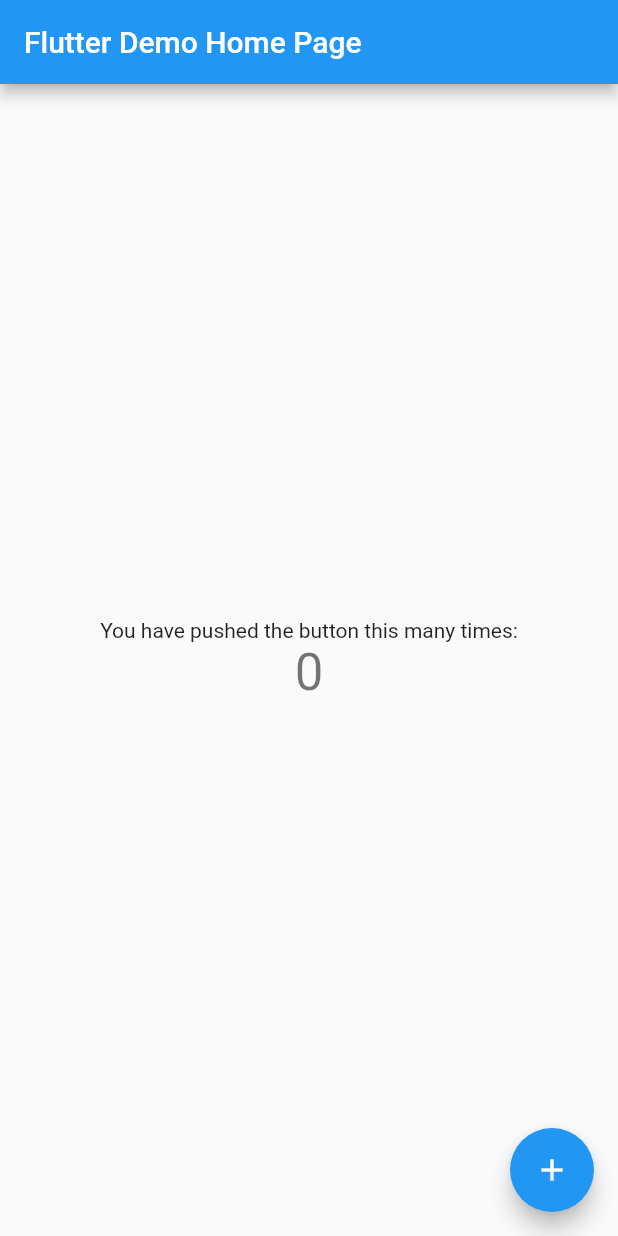
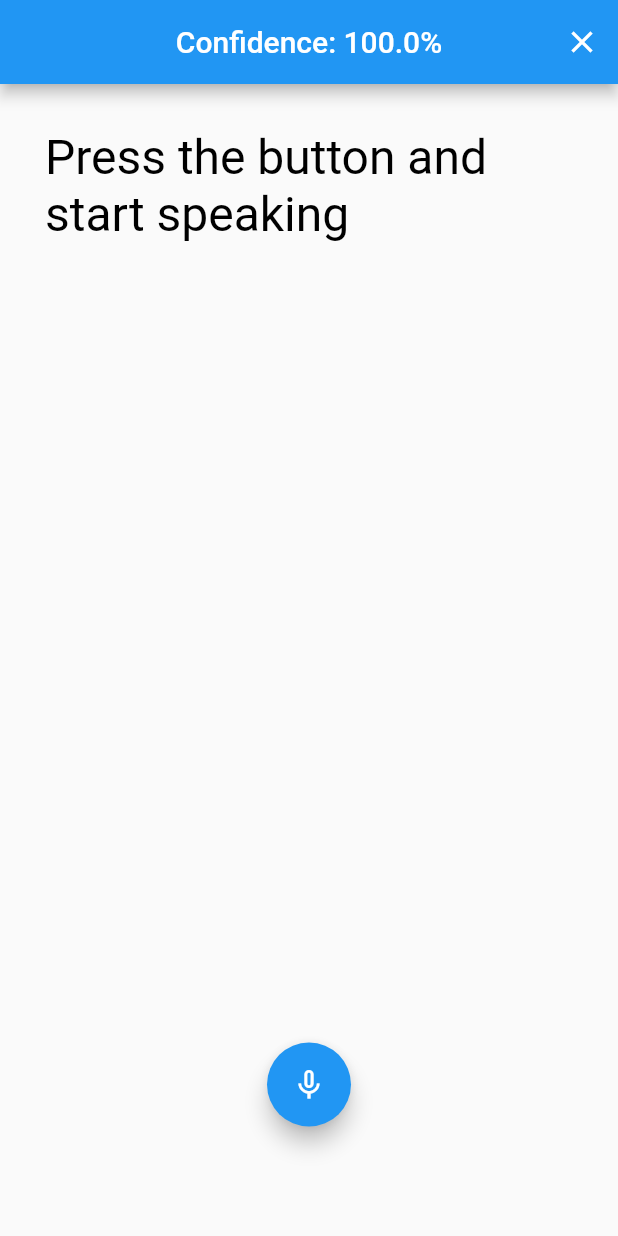
Before and after one commit to ImranSefat/Flutter-realtime-speech-to-text-app, a Flutter app: the screen it shows after launch, on a phone screen of 412 x 824 dp. Run offline on Flutter 3.47's test engine with Material 2 defaults, Android fonts, the phone set to English and light mode, and no system bars; drawn by our look-alikes of avatar_glow; our stand-ins replace speech_to_text; missing offline and left inert: highlight_text.

Commit message:
voice to text is working

```diff
--- a/speech_to_text_flutter_app/lib/main.dart
+++ b/speech_to_text_flutter_app/lib/main.dart
@@ -1,4 +1,7 @@
+import 'package:avatar_glow/avatar_glow.dart';
 import 'package:flutter/material.dart';
+import 'package:highlight_text/highlight_text.dart';
+import 'package:speech_to_text/speech_to_text.dart' as stt;
 
 void main() {
   runApp(MyApp());
@@ -9,109 +12,144 @@ class MyApp extends StatelessWidget {
   @override
   Widget build(BuildContext context) {
     return MaterialApp(
+      debugShowCheckedModeBanner: false,
       title: 'Flutter Demo',
       theme: ThemeData(
-        // This is the theme of your application.
-        //
-        // Try running your application with "flutter run". You'll see the
-        // application has a blue toolbar. Then, without quitting the app, try
-        // changing the primarySwatch below to Colors.green and then invoke
-        // "hot reload" (press "r" in the console where you ran "flutter run",
-        // or simply save your changes to "hot reload" in a Flutter IDE).
-        // Notice that the counter didn't reset back to zero; the application
-        // is not restarted.
         primarySwatch: Colors.blue,
-        // This makes the visual density adapt to the platform that you run
-        // the app on. For desktop platforms, the controls will be smaller and
-        // closer together (more dense) than on mobile platforms.
         visualDensity: VisualDensity.adaptivePlatformDensity,
       ),
-      home: MyHomePage(title: 'Flutter Demo Home Page'),
+      home: MyHomePage(),
     );
   }
 }
 
 class MyHomePage extends StatefulWidget {
-  MyHomePage({Key key, this.title}) : super(key: key);
-
-  // This widget is the home page of your application. It is stateful, meaning
-  // that it has a State object (defined below) that contains fields that affect
-  // how it looks.
-
-  // This class is the configuration for the state. It holds the values (in this
-  // case the title) provided by the parent (in this case the App widget) and
-  // used by the build method of the State. Fields in a Widget subclass are
-  // always marked "final".
-
-  final String title;
-
   @override
   _MyHomePageState createState() => _MyHomePageState();
 }
 
 class _MyHomePageState extends State<MyHomePage> {
-  int _counter = 0;
+  final Map<String, HighlightedWord> _highlights = {
+    'flutter': HighlightedWord(
+      onTap: () => print('flutter'),
+      textStyle: const TextStyle(
+        color: Colors.blue,
+        fontWeight: FontWeight.bold,
+      ),
+    ),
+    'voice': HighlightedWord(
+      onTap: () => print('voice'),
+      textStyle: const TextStyle(
+        color: Colors.green,
+        fontWeight: FontWeight.bold,
+      ),
+    ),
+    'Imran': HighlightedWord(
+      onTap: () => print('Imran'),
+      textStyle: const TextStyle(
+        color: Colors.red,
+        fontWeight: FontWeight.bold,
+      ),
+    ),
+    'Sefat': HighlightedWord(
+      onTap: () => print('Sefat'),
+      textStyle: const TextStyle(
+        color: Colors.red,
+        fontWeight: FontWeight.bold,
+      ),
+    ),
+  };
 
-  void _incrementCounter() {
-    setState(() {
-      // This call to setState tells the Flutter framework that something has
-      // changed in this State, which causes it to rerun the build method below
-      // so that the display can reflect the updated values. If we changed
-      // _counter without calling setState(), then the build method would not be
-      // called again, and so nothing would appear to happen.
-      _counter++;
-    });
+  stt.SpeechToText _speech;
+  bool _isListening = false;
+  String _text = 'Press the button and start speaking';
+  double _confidence = 1.0;
+
+  @override
+  void initState() {
+    super.initState();
+    _speech = stt.SpeechToText();
   }
 
   @override
   Widget build(BuildContext context) {
-    // This method is rerun every time setState is called, for instance as done
-    // by the _incrementCounter method above.
-    //
-    // The Flutter framework has been optimized to make rerunning build methods
-    // fast, so that you can just rebuild anything that needs updating rather
-    // than having to individually change instances of widgets.
     return Scaffold(
       appBar: AppBar(
-        // Here we take the value from the MyHomePage object that was created by
-        // the App.build method, and use it to set our appbar title.
-        title: Text(widget.title),
+        title: Text('Confidence: ${(_confidence * 100.0).toStringAsFixed(1)}%'),
+        centerTitle: true,
+        actions: <Widget>[
+          IconButton(
+            icon: Icon(Icons.clear),
+            onPressed: () {
+              setState(() {
+                _isListening = false;
+                _text = 'Press the button and start speaking';
+              });
+            },
+          )
+        ],
       ),
-      body: Center(
-        // Center is a layout widget. It takes a single child and positions it
-        // in the middle of the parent.
-        child: Column(
-          // Column is also a layout widget. It takes a list of children and
-          // arranges them vertically. By default, it sizes itself to fit its
-          // children horizontally, and tries to be as tall as its parent.
-          //
-          // Invoke "debug painting" (press "p" in the console, choose the
-          // "Toggle Debug Paint" action from the Flutter Inspector in Android
-          // Studio, or the "Toggle Debug Paint" command in Visual Studio Code)
-          // to see the wireframe for each widget.
-          //
-          // Column has various properties to control how it sizes itself and
-          // how it positions its children. Here we use mainAxisAlignment to
-          // center the children vertically; the main axis here is the vertical
-          // axis because Columns are vertical (the cross axis would be
-          // horizontal).
-          mainAxisAlignment: MainAxisAlignment.center,
-          children: <Widget>[
-            Text(
-              'You have pushed the button this many times:',
-            ),
-            Text(
-              '$_counter',
-              style: Theme.of(context).textTheme.headline4,
-            ),
-          ],
+      floatingActionButtonLocation: FloatingActionButtonLocation.centerFloat,
+      floatingActionButton: AvatarGlow(
+        animate: _isListening,
+        glowColor: Theme.of(context).primaryColor,
+        endRadius: 85.0,
+        duration: const Duration(milliseconds: 2000),
+        repeatPauseDuration: const Duration(milliseconds: 100),
+        repeat: true,
+        child: FloatingActionButton(
+          onPressed: _listen,
+          child: Icon(
+            _isListening ? Icons.mic : Icons.mic_none,
+          ),
         ),
       ),
-      floatingActionButton: FloatingActionButton(
-        onPressed: _incrementCounter,
-        tooltip: 'Increment',
-        child: Icon(Icons.add),
-      ), // This trailing comma makes auto-formatting nicer for build methods.
+      body: SingleChildScrollView(
+        reverse: true,
+        child: Container(
+          padding: const EdgeInsets.fromLTRB(30.0, 30.0, 30.0, 150.0),
+          child: Text(
+            _text,
+            style: const TextStyle(
+              fontSize: 32.0,
+              color: Colors.black,
+              fontWeight: FontWeight.w400,
+            ),
+          ),
+          // child: TextHighlight(
+          //   text: _text,
+          //   words: _highlights,
+          //   textStyle: const TextStyle(
+          //     fontSize: 32.0,
+          //     color: Colors.black,
+          //     fontWeight: FontWeight.w400,
+          //   ),
+          // ),
+        ),
+      ),
     );
   }
+
+  void _listen() async {
+    if (!_isListening) {
+      bool available = await _speech.initialize(
+        onStatus: (val) => print('onStatus: $val'),
+        onError: (val) => print('onError: $val'),
+      );
+      if (available) {
+        setState(() => _isListening = true);
+        _speech.listen(
+          onResult: (val) => setState(() {
+            _text = val.recognizedWords;
+            if (val.hasConfidenceRating && val.confidence > 0) {
+              _confidence = val.confidence;
+            }
+          }),
+        );
+      }
+    } else {
+      setState(() => _isListening = false);
+      _speech.stop();
+    }
+  }
 }
--- a/speech_to_text_flutter_app/pubspec.yaml
+++ b/speech_to_text_flutter_app/pubspec.yaml
@@ -24,6 +24,8 @@ dependencies:
   flutter:
     sdk: flutter
   speech_to_text: ^2.5.0
+  highlight_text: ^0.7.2
+  avatar_glow: ^1.2.0
 
   # The following adds the Cupertino Icons font to your application.
   # Use with the CupertinoIcons class for iOS style icons.
```
Also changed, not shown: speech_to_text_flutter_app/pubspec.lock.
